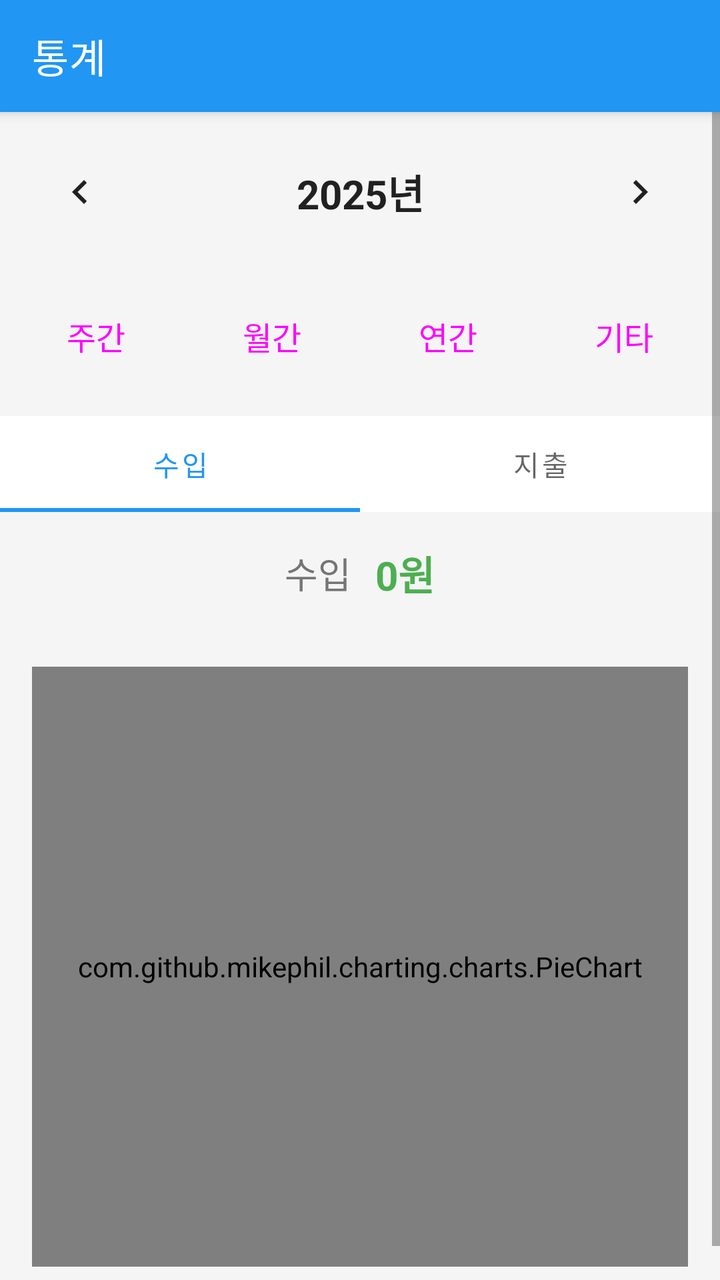
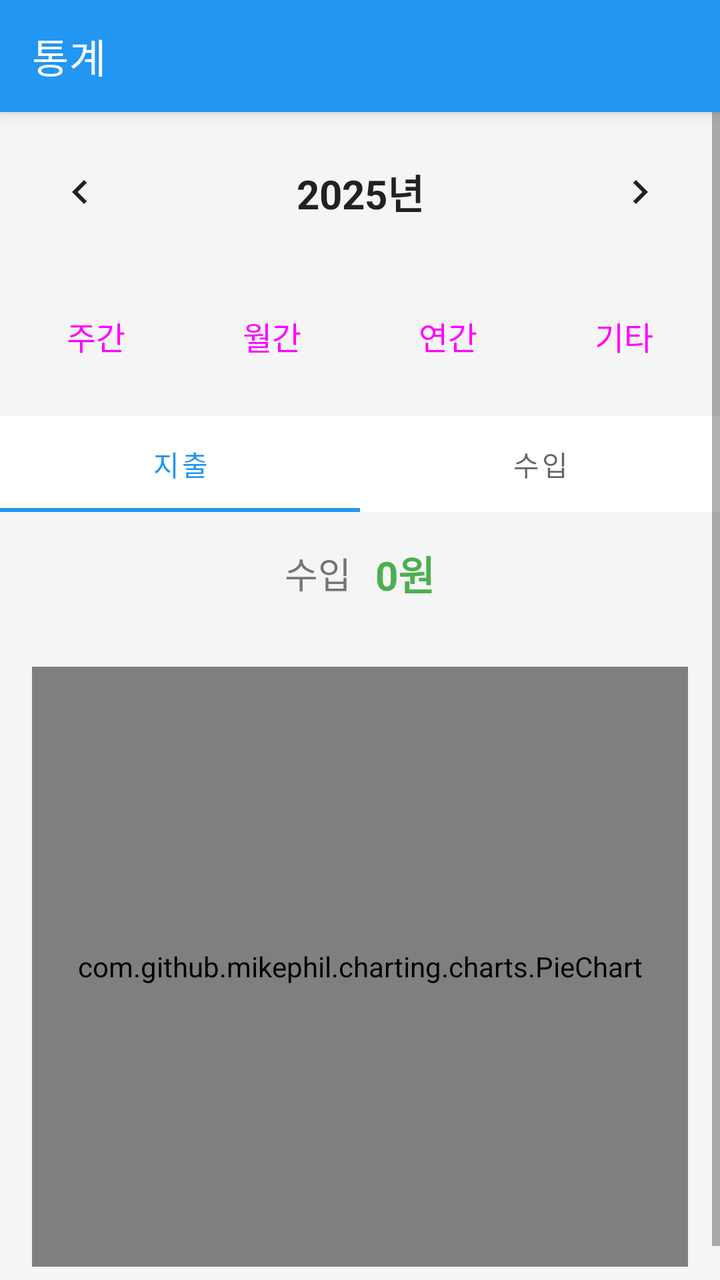

Screens rendered from an Android XML layout before and after an edit, with the pre-edit source and the edit as a unified diff.
<!-- AndroidManifest.xml: activity theme Theme.FinanceTracker.NoActionBar -->
<!-- res/layout/activity_statistics.xml -->
<?xml version="1.0" encoding="utf-8"?>
<LinearLayout xmlns:android="http://schemas.android.com/apk/res/android"
    xmlns:app="http://schemas.android.com/apk/res-auto"
    android:layout_width="match_parent"
    android:layout_height="match_parent"
    android:orientation="vertical">

    
    <androidx.appcompat.widget.Toolbar
        android:id="@+id/toolbar"
        android:layout_width="match_parent"
        android:layout_height="?attr/actionBarSize"
        android:background="?attr/colorPrimary"
        android:elevation="4dp"
        android:theme="@style/ThemeOverlay.AppCompat.Dark.ActionBar"
        app:title="통계" />

    <ScrollView
        android:layout_width="match_parent"
        android:layout_height="match_parent">

        <LinearLayout
            android:layout_width="match_parent"
            android:layout_height="wrap_content"
            android:orientation="vertical">

            
            <LinearLayout
                android:layout_width="match_parent"
                android:layout_height="wrap_content"
                android:orientation="horizontal"
                android:gravity="center"
                android:padding="16dp">

                <ImageButton
                    android:id="@+id/previousPeriodButton"
                    android:layout_width="48dp"
                    android:layout_height="48dp"
                    android:src="@drawable/ic_arrow_back"
                    android:background="?attr/selectableItemBackgroundBorderless"
                    android:tint="@color/text_primary"/>

                <TextView
                    android:id="@+id/periodText"
                    android:layout_width="0dp"
                    android:layout_height="wrap_content"
                    android:layout_weight="1"
                    android:gravity="center"
                    android:textSize="20sp"
                    android:textStyle="bold"
                    android:textColor="@color/text_primary"
                    android:text="2025년"/>

                <ImageButton
                    android:id="@+id/nextPeriodButton"
                    android:layout_width="48dp"
                    android:layout_height="48dp"
                    android:src="@drawable/ic_arrow_forward"
                    android:background="?attr/selectableItemBackgroundBorderless"
                    android:tint="@color/text_primary"/>

            </LinearLayout>

            
            <LinearLayout
                android:layout_width="match_parent"
                android:layout_height="wrap_content"
                android:orientation="horizontal"
                android:padding="8dp">

                <Button
                    android:id="@+id/weeklyButton"
                    android:layout_width="0dp"
                    android:layout_height="wrap_content"
                    android:layout_weight="1"
                    android:text="주간"
                    android:textSize="16sp"
                    android:layout_marginEnd="4dp"
                    style="@style/Widget.Material3.Button.OutlinedButton"/>

                <Button
                    android:id="@+id/monthlyButton"
                    android:layout_width="0dp"
                    android:layout_height="wrap_content"
                    android:layout_weight="1"
                    android:text="월간"
                    android:textSize="16sp"
                    android:layout_marginStart="4dp"
                    android:layout_marginEnd="4dp"
                    style="@style/Widget.Material3.Button.OutlinedButton"/>

                <Button
                    android:id="@+id/yearlyButton"
                    android:layout_width="0dp"
                    android:layout_height="wrap_content"
                    android:layout_weight="1"
                    android:text="연간"
                    android:textSize="16sp"
                    android:layout_marginStart="4dp"
                    android:layout_marginEnd="4dp"
                    style="@style/Widget.Material3.Button.OutlinedButton"/>

                <Button
                    android:id="@+id/customButton"
                    android:layout_width="0dp"
                    android:layout_height="wrap_content"
                    android:layout_weight="1"
                    android:text="기타"
                    android:textSize="16sp"
                    android:layout_marginStart="4dp"
                    style="@style/Widget.Material3.Button.OutlinedButton"/>

            </LinearLayout>

            
            <com.google.android.material.tabs.TabLayout
                android:id="@+id/typeTabLayout"
                android:layout_width="match_parent"
                android:layout_height="wrap_content"
                android:layout_marginTop="8dp"
                app:tabMode="fixed"
                app:tabGravity="fill">

                <com.google.android.material.tabs.TabItem
                    android:text="수입" />

                <com.google.android.material.tabs.TabItem
                    android:text="지출" />

            </com.google.android.material.tabs.TabLayout>

            
            <LinearLayout
                android:layout_width="match_parent"
                android:layout_height="wrap_content"
                android:orientation="horizontal"
                android:padding="16dp"
                android:gravity="center">

                <TextView
                    android:id="@+id/totalTypeText"
                    android:layout_width="wrap_content"
                    android:layout_height="wrap_content"
                    android:text="수입"
                    android:textSize="18sp"
                    android:textColor="@color/text_secondary"/>

                <TextView
                    android:id="@+id/totalAmountText"
                    android:layout_width="wrap_content"
                    android:layout_height="wrap_content"
                    android:text="0원"
                    android:textSize="20sp"
                    android:textStyle="bold"
                    android:textColor="@color/income_color"
                    android:layout_marginStart="12dp"/>

            </LinearLayout>

            
            <com.github.mikephil.charting.charts.PieChart
                android:id="@+id/pieChart"
                android:layout_width="match_parent"
                android:layout_height="300dp"
                android:layout_margin="16dp"/>

            
            <androidx.recyclerview.widget.RecyclerView
                android:id="@+id/statisticsRecyclerView"
                android:layout_width="match_parent"
                android:layout_height="wrap_content"
                android:layout_marginTop="8dp"
                android:nestedScrollingEnabled="false"/>

        </LinearLayout>

    </ScrollView>

</LinearLayout>
<!-- resources referenced by this layout -->
<resources>
  <color name="income_color">#4CAF50</color>
  <color name="text_primary">#212121</color>
  <color name="text_secondary">#757575</color>
  <!-- drawable ic_arrow_back (drawable) -->
  <vector xmlns:android="http://schemas.android.com/apk/res/android"
      android:width="24dp"
      android:height="24dp"
      android:viewportWidth="24"
      android:viewportHeight="24">
      <path
          android:fillColor="@android:color/white"
          android:pathData="M15.41,7.41L14,6l-6,6 6,6 1.41,-1.41L10.83,12z"/>
  </vector>
  <!-- drawable ic_arrow_forward (drawable) -->
  <vector xmlns:android="http://schemas.android.com/apk/res/android"
      android:width="24dp"
      android:height="24dp"
      android:viewportWidth="24"
      android:viewportHeight="24">
      <path
          android:fillColor="@android:color/white"
          android:pathData="M10,6L8.59,7.41 13.17,12l-4.58,4.59L10,18l6,-6z"/>
  </vector>
  <style name="Theme.FinanceTracker.NoActionBar">
          <item name="windowActionBar">false</item>
          <item name="windowNoTitle">true</item>
      </style>
</resources>

<!-- the commit's change to res/layout/activity_statistics.xml (unified diff, before → after) -->
@@ -122,10 +122,10 @@
                 app:tabGravity="fill">
 
                 <com.google.android.material.tabs.TabItem
-                    android:text="수입" />
+                    android:text="지출" />
 
                 <com.google.android.material.tabs.TabItem
-                    android:text="지출" />
+                    android:text="수입" />
 
             </com.google.android.material.tabs.TabLayout>
 
